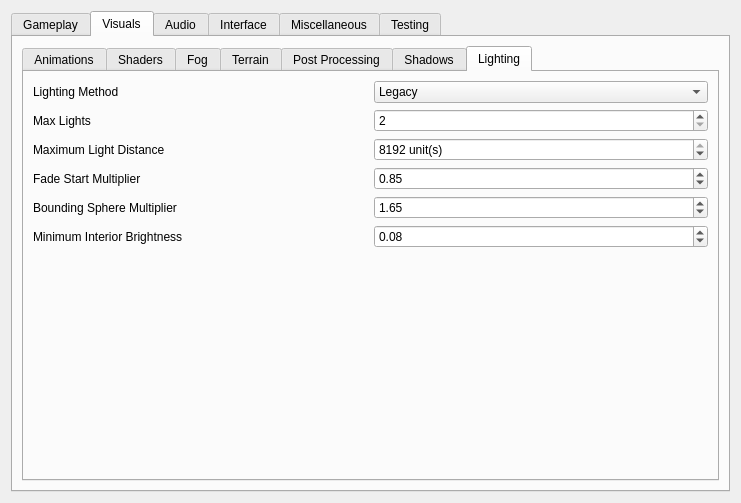
sunhawken/openmw, file apps/launcher/ui/settingspage.ui: the form before one commit.
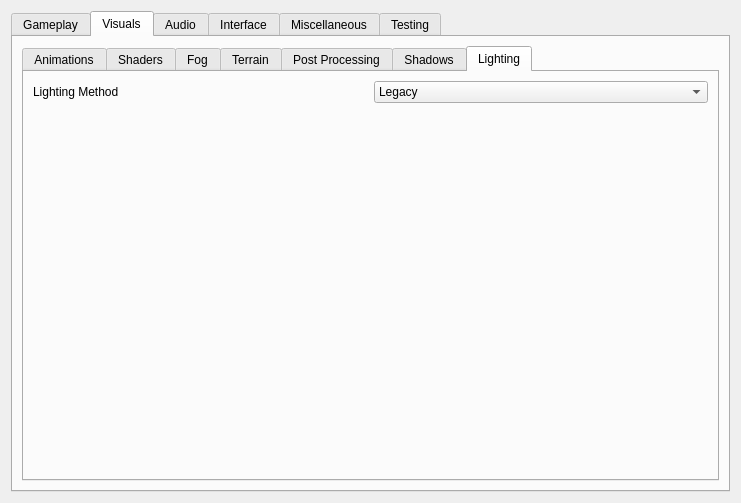
The form after the commit. The open tabs and pages were chosen to show the change.

Diff of the .ui file:
```diff
--- a/apps/launcher/ui/settingspage.ui
+++ b/apps/launcher/ui/settingspage.ui
@@ -1027,17 +1027,7 @@
             <layout class="QHBoxLayout" name="horizontalLightingLayout">
              <item>
               <layout class="QGridLayout" name="lightingLayout" columnstretch="0,0">
-               <item row="4" column="0">
-                <widget class="QLabel" name="lightsMaximumDistanceLabel">
-                 <property name="toolTip">
-                  <string>&lt;html&gt;&lt;head/&gt;&lt;body&gt;&lt;p&gt;Maximum distance at which lights will appear (measured in units).&lt;/p&gt;&lt;p&gt;Set this to 0 to use an unlimited distance.&lt;/p&gt;&lt;/body&gt;&lt;/html&gt;</string>
-                 </property>
-                 <property name="text">
-                  <string>Maximum Light Distance</string>
-                 </property>
-                </widget>
-               </item>
-               <item row="8" column="1">
+               <item row="2" column="1">
                 <spacer name="verticalSpacer_10">
                  <property name="orientation">
                   <enum>Qt::Vertical</enum>
@@ -1050,32 +1040,12 @@
                  </property>
                 </spacer>
                </item>
-               <item row="3" column="0">
-                <widget class="QLabel" name="lightsMaxLightsLabel">
-                 <property name="toolTip">
-                  <string>&lt;html&gt;&lt;head/&gt;&lt;body&gt;&lt;p&gt;Maximum number of lights per object.&lt;/p&gt;&lt;p&gt;A low number near default will cause light popping similar to what you would see with legacy lighting.&lt;/p&gt;&lt;/body&gt;&lt;/html&gt;</string>
-                 </property>
-                 <property name="text">
-                  <string>Max Lights</string>
-                 </property>
-                </widget>
-               </item>
-               <item row="5" column="0">
-                <widget class="QLabel" name="lightFadeMultiplierLabel">
-                 <property name="toolTip">
-                  <string>&lt;html&gt;&lt;head/&gt;&lt;body&gt;&lt;p&gt;Fraction of maximum distance at which lights will start to fade.&lt;/p&gt;&lt;p&gt;Set this to a low value for slower transitions or a high value for quicker transitions.&lt;/p&gt;&lt;/body&gt;&lt;/html&gt;</string>
-                 </property>
-                 <property name="text">
-                  <string>Fade Start Multiplier</string>
-                 </property>
-                </widget>
-               </item>
-               <item row="2" column="0">
+               <item row="1" column="0">
                 <widget class="QLabel" name="lightingMethodLabel">
                  <property name="toolTip">
                   <string>&lt;html&gt;&lt;head/&gt;&lt;body&gt;&lt;p&gt;Set the internal handling of light sources.&lt;/p&gt;
-&lt;p&gt; &quot;Legacy&quot; always uses 8 lights per object and provides a lighting closest to an original game.&lt;/p&gt;
-&lt;p&gt;&quot;Shaders (compatibility)&quot; removes the 8 light limit. This mode also enables lighting on groundcover and a configurable light fade. It is recommended to use this with older hardware and a light limit closer to 8.&lt;/p&gt;
+&lt;p&gt; &quot;Legacy&quot; always uses 8 lights per object. It provides results most similar to Morrowind's lighting.&lt;/p&gt;
+&lt;p&gt;&quot;Shaders (compatibility)&quot; removes the 8 light limit. This mode also enables lighting on groundcover. It is recommended to use this with older hardware and a light limit closer to 8.&lt;/p&gt;
 &lt;p&gt; &quot;Shaders&quot; carries all of the benefits that &quot;Shaders (compatibility)&quot; does, but uses a modern approach that allows for a higher max lights count with little to no performance penalties on modern hardware.&lt;/p&gt;&lt;/body&gt;&lt;/html&gt;</string>
                  </property>
                  <property name="text">
@@ -1083,7 +1053,7 @@
                  </property>
                 </widget>
                </item>
-               <item row="2" column="1">
+               <item row="1" column="1">
                 <widget class="QComboBox" name="lightingMethodComboBox">
                  <item>
                   <property name="text">
@@ -1102,94 +1072,6 @@
                  </item>
                 </widget>
                </item>
-               <item row="6" column="0">
-                <widget class="QLabel" name="lightsBoundingSphereMultiplierLabel">
-                 <property name="toolTip">
-                  <string>&lt;html&gt;&lt;head/&gt;&lt;body&gt;&lt;p&gt;Multipler for bounding sphere of lights.&lt;/p&gt;&lt;p&gt;Higher numbers allows for smooth falloff but require an increase in number of max lights.&lt;/p&gt;&lt;p&gt;Does not effect the illumination or strength of lights.&lt;/p&gt;&lt;/body&gt;&lt;/html&gt;</string>
-                 </property>
-                 <property name="text">
-                  <string>Bounding Sphere Multiplier</string>
-                 </property>
-                </widget>
-               </item>
-               <item row="7" column="0">
-                <widget class="QLabel" name="lightsMinimumInteriorBrightnessLabel">
-                 <property name="toolTip">
-                  <string>&lt;html&gt;&lt;head/&gt;&lt;body&gt;&lt;p&gt;Minimum ambient interior brightness.&lt;/p&gt;&lt;p&gt;Increase this if you feel interiors are too dark.&lt;/p&gt;&lt;/body&gt;&lt;/html&gt;</string>
-                 </property>
-                 <property name="text">
-                  <string>Minimum Interior Brightness</string>
-                 </property>
-                </widget>
-               </item>
-               <item row="6" column="1">
-                <widget class="QDoubleSpinBox" name="lightsBoundingSphereMultiplierSpinBox">
-                 <property name="maximum">
-                  <double>5.000000000000000</double>
-                 </property>
-                 <property name="singleStep">
-                  <double>0.050000000000000</double>
-                 </property>
-                 <property name="value">
-                  <double>1.650000000000000</double>
-                 </property>
-                </widget>
-               </item>
-               <item row="5" column="1">
-                <widget class="QDoubleSpinBox" name="lightFadeMultiplierSpinBox">
-                 <property name="maximum">
-                  <double>1.000000000000000</double>
-                 </property>
-                 <property name="singleStep">
-                  <double>0.010000000000000</double>
-                 </property>
-                 <property name="value">
-                  <double>0.850000000000000</double>
-                 </property>
-                </widget>
-               </item>
-               <item row="7" column="1">
-                <widget class="QDoubleSpinBox" name="lightsMinimumInteriorBrightnessSpinBox">
-                 <property name="maximum">
-                  <double>1.000000000000000</double>
-                 </property>
-                 <property name="singleStep">
-                  <double>0.010000000000000</double>
-                 </property>
-                 <property name="value">
-                  <double>0.080000000000000</double>
-                 </property>
-                </widget>
-               </item>
-               <item row="4" column="1">
-                <widget class="QSpinBox" name="lightsMaximumDistanceSpinBox">
-                 <property name="suffix">
-                  <string> unit(s)</string>
-                 </property>
-                 <property name="maximum">
-                  <number>8192</number>
-                 </property>
-                 <property name="singleStep">
-                  <number>128</number>
-                 </property>
-                 <property name="value">
-                  <number>8192</number>
-                 </property>
-                </widget>
-               </item>
-               <item row="3" column="1">
-                <widget class="QSpinBox" name="lightsMaxLightsSpinBox">
-                 <property name="minimum">
-                  <number>2</number>
-                 </property>
-                 <property name="maximum">
-                  <number>64</number>
-                 </property>
-                 <property name="singleStep">
-                  <number>2</number>
-                 </property>
-                </widget>
-               </item>
               </layout>
              </item>
             </layout>
```
